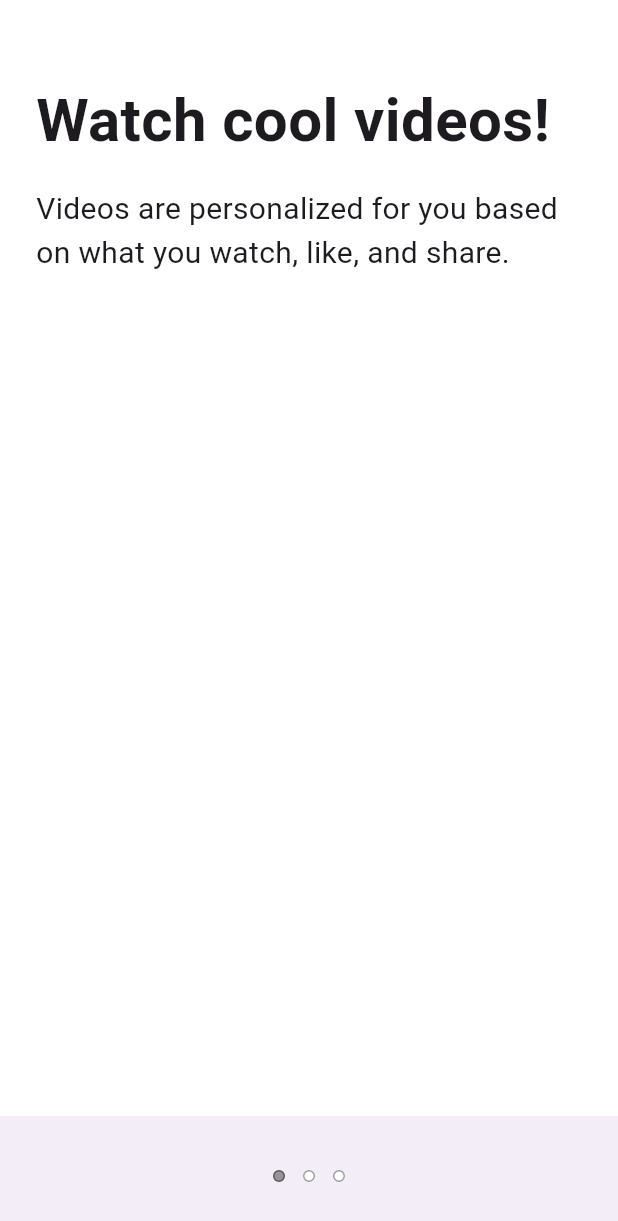
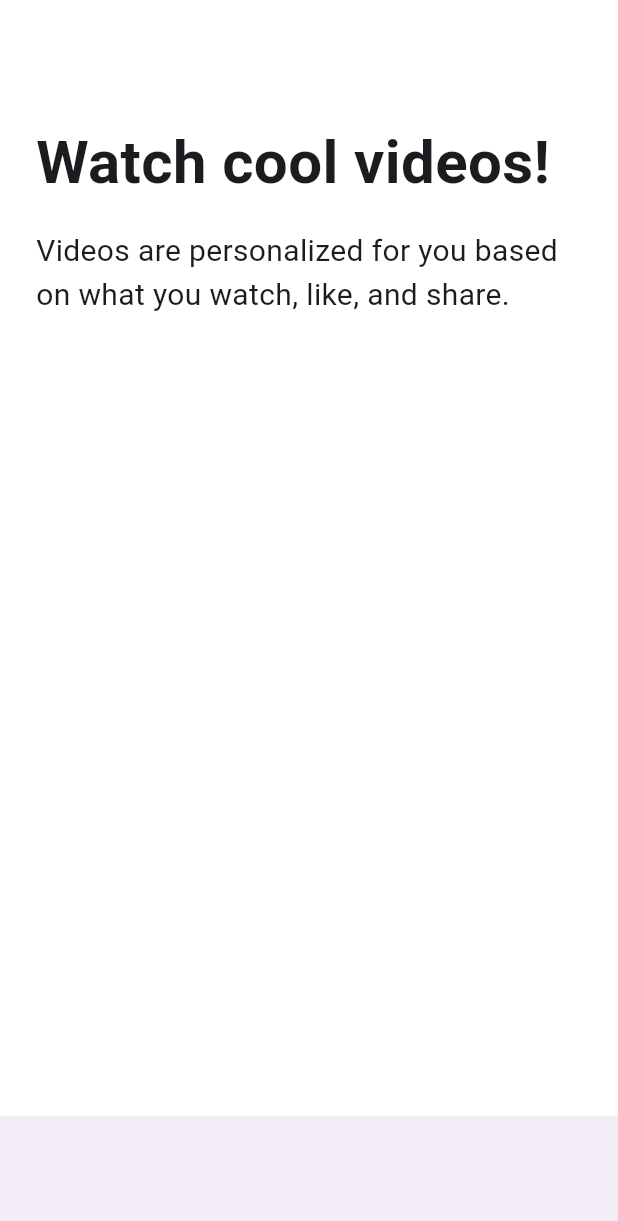
Before and after one commit to glowElephant/tiktok_clone, a Flutter app: the TutorialScreen screen opened directly, on a phone screen of 412 x 824 dp. Shown: the top 1221 px of the screen. Run offline on Flutter 3.47's test engine with Material 3 defaults, Android fonts, the phone set to English and light mode, and no system bars; our stand-ins replace font_awesome_flutter.

Commit message:
tutorial end.

```diff
--- a/tiktok_clone/lib/features/onboarding/tutorial_screen.dart
+++ b/tiktok_clone/lib/features/onboarding/tutorial_screen.dart
@@ -1,7 +1,13 @@
+import 'package:flutter/cupertino.dart';
 import 'package:flutter/material.dart';
+import 'package:flutter/rendering.dart';
 import 'package:flutter/widgets.dart';
 import 'package:tiktok_clone/constants/gaps.dart';
 import 'package:tiktok_clone/constants/sizes.dart';
+
+enum Direction { right, left }
+
+enum Page { first, second }
 
 class TutorialScreen extends StatefulWidget {
   const TutorialScreen({super.key});
@@ -11,22 +17,47 @@ class TutorialScreen extends StatefulWidget {
 }
 
 class _TutorialScreenState extends State<TutorialScreen> {
+  Direction _direction = Direction.right;
+  Page _page = Page.first;
+
+  void _onDragging(DragUpdateDetails details) {
+    if (details.delta.dx > 0) {
+      setState(() {
+        _direction = Direction.right;
+      });
+    } else {
+      setState(() {
+        _direction = Direction.left;
+      });
+    }
+  }
+
+  void _onDragEnded(DragEndDetails detail) {
+    if (_direction == Direction.left) {
+      setState(() {
+        _page = Page.second;
+      });
+    } else {
+      setState(() {
+        _page = Page.first;
+      });
+    }
+  }
+
   @override
   Widget build(BuildContext context) {
-    return DefaultTabController(
-      length: 3,
+    return GestureDetector(
+      onPanUpdate: _onDragging,
+      onPanEnd: _onDragEnded,
       child: Scaffold(
-        body: const SafeArea(
-          child: TabBarView(
-            children: [
-              Padding(
-                padding: EdgeInsets.symmetric(
-                  horizontal: Sizes.size24,
-                ),
-                child: Column(
+        body: Padding(
+          padding: const EdgeInsets.symmetric(horizontal: Sizes.size24),
+          child: SafeArea(
+            child: AnimatedCrossFade(
+              firstChild: const Column(
                 crossAxisAlignment: CrossAxisAlignment.start,
                 children: [
-                    Gaps.v52,
+                  Gaps.v80,
                   Text(
                     "Watch cool videos!",
                     style: TextStyle(
@@ -43,15 +74,9 @@ class _TutorialScreenState extends State<TutorialScreen> {
                   ),
                 ],
               ),
-              ),
-              Padding(
-                padding: EdgeInsets.symmetric(
-                  horizontal: Sizes.size24,
-                ),
-                child: Column(
-                  crossAxisAlignment: CrossAxisAlignment.start,
+              secondChild: const Column(
                 children: [
-                    Gaps.v52,
+                  Gaps.v80,
                   Text(
                     "Follow the rules",
                     style: TextStyle(
@@ -61,55 +86,34 @@ class _TutorialScreenState extends State<TutorialScreen> {
                   ),
                   Gaps.v16,
                   Text(
-                      "Videos are personalized for you based on what you watch, like, and share.",
+                    "Take care of one another! plis!.",
                     style: TextStyle(
                       fontSize: Sizes.size20,
                     ),
                   ),
                 ],
               ),
+              crossFadeState: _page == Page.first
+                  ? CrossFadeState.showFirst
+                  : CrossFadeState.showSecond,
+              duration: const Duration(milliseconds: 300),
             ),
-              Padding(
-                padding: EdgeInsets.symmetric(
-                  horizontal: Sizes.size24,
-                ),
-                child: Column(
-                  crossAxisAlignment: CrossAxisAlignment.start,
-                  children: [
-                    Gaps.v52,
-                    Text(
-                      "Enjoy the ride",
-                      style: TextStyle(
-                        fontSize: Sizes.size40,
-                        fontWeight: FontWeight.bold,
-                      ),
-                    ),
-                    Gaps.v16,
-                    Text(
-                      "Videos are personalized for you based on what you watch, like, and share.",
-                      style: TextStyle(
-                        fontSize: Sizes.size20,
-                      ),
-                    ),
-                  ],
-                ),
-              ),
-            ],
           ),
         ),
         bottomNavigationBar: BottomAppBar(
-          child: Container(
+          child: Padding(
             padding: const EdgeInsets.symmetric(
-              vertical: Sizes.size20,
+              vertical: Sizes.size5,
+              horizontal: Sizes.size24,
             ),
-            child: const Row(
-              mainAxisAlignment: MainAxisAlignment.center,
-              children: [
-                TabPageSelector(
-                  color: Colors.white,
-                  selectedColor: Colors.black38,
+            child: AnimatedOpacity(
+              opacity: _page == Page.first ? 0 : 1,
+              duration: const Duration(milliseconds: 300),
+              child: CupertinoButton(
+                onPressed: () {},
+                color: Theme.of(context).primaryColor,
+                child: const Text('Enter the app!'),
               ),
-              ],
             ),
           ),
         ),
```
Lines whose indentation alone changed are shown as unchanged.
